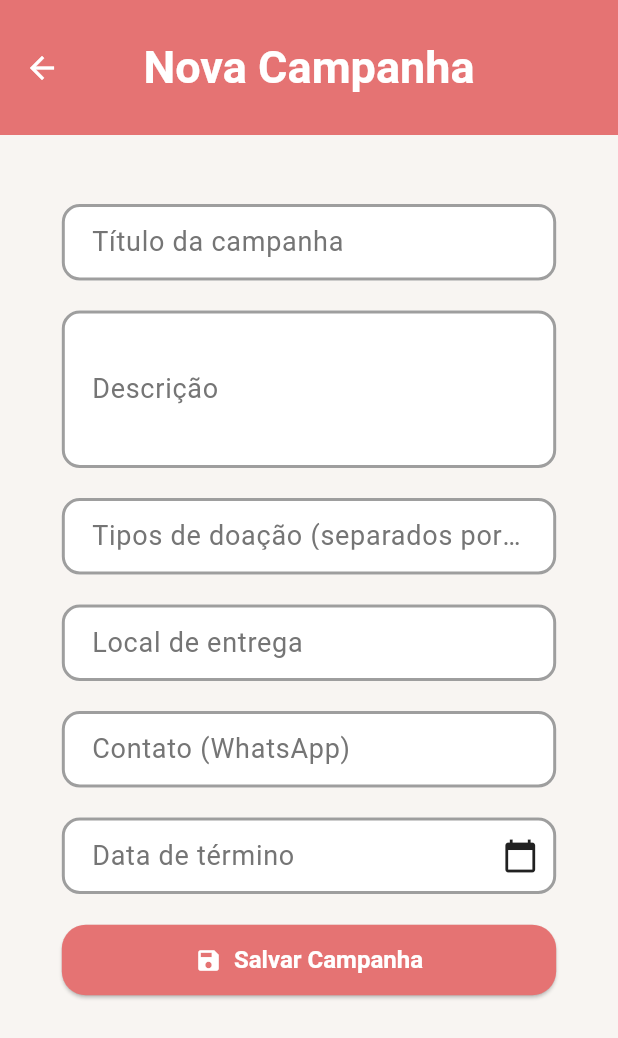
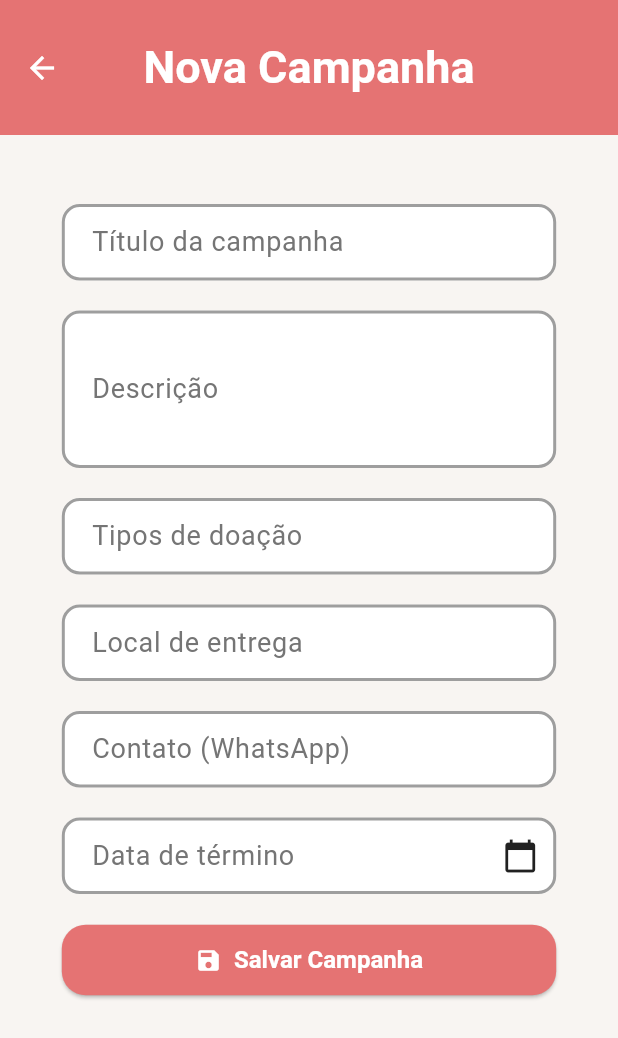
Before and after one commit to MatheusSilveira0402/projetosocial, a Flutter app: the CampaignFormPage screen opened by its route, on a phone screen of 412 x 824 dp. Shown: the top 1038 px of the screen. Run offline on Flutter 3.47's test engine with Material 3 defaults, Android fonts, the phone set to English and light mode, and no system bars; our stand-ins replace envied, flutter_modular, supabase; accounts and stored records are empty.

```diff
--- a/lib/app/modules/home/pages/campaign_form_page.dart
+++ b/lib/app/modules/home/pages/campaign_form_page.dart
@@ -100,7 +100,7 @@ class _CampaignFormPageState extends State<CampaignFormPage> {
                   child: TextFormField(
                     controller: controller.tipoDoacaoController,
                     decoration: const InputDecoration(
-                      labelText: 'Tipos de doação (separados por vírgula)',
+                      labelText: 'Tipos de doação',
                     ),
                     validator: (v) => v == null || v.isEmpty ? 'Obrigatório' : null,
                   ),
```
Also changed, not shown: 1 other file.
